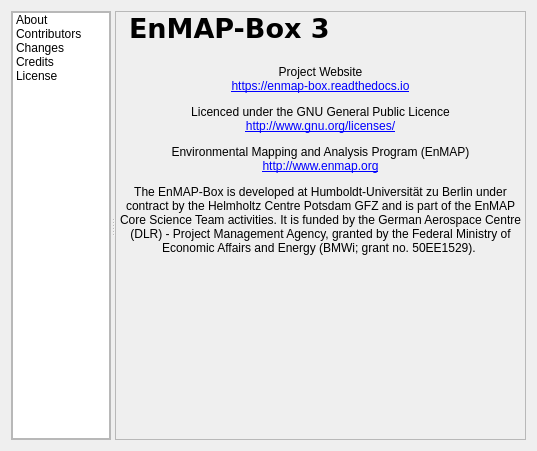
Above: enmapbox/gui/ui/aboutdialog.ui from jakimowb/enmapbox_testmigration2 before the change. Below: the same form after it.
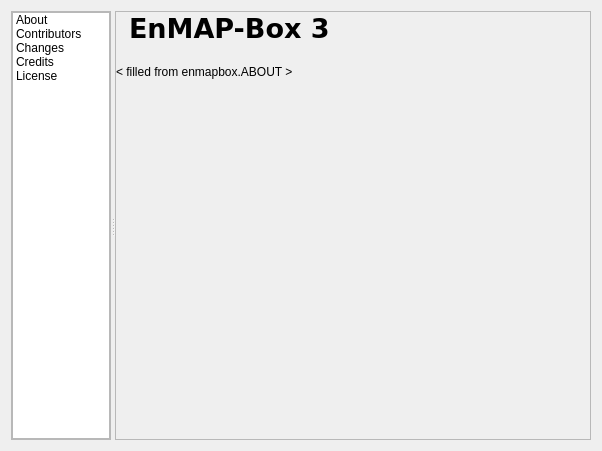
That is the form after the change. Icons and pictures are not drawn.

Commit message: modified about text

```diff
--- a/enmapbox/gui/ui/aboutdialog.ui
+++ b/enmapbox/gui/ui/aboutdialog.ui
@@ -9,7 +9,7 @@
    <rect>
     <x>0</x>
     <y>0</y>
-    <width>537</width>
+    <width>602</width>
     <height>451</height>
    </rect>
   </property>
@@ -293,7 +293,7 @@
            <item>
             <widget class="QLabel" name="labelAboutText">
              <property name="text">
-              <string>&lt;html&gt;&lt;head/&gt;&lt;body&gt;&lt;p align=&quot;center&quot;&gt;Project Website&lt;br/&gt;&lt;a href=&quot;https://enmap-box.readthedocs.io&quot;&gt;&lt;span style=&quot; text-decoration: underline; color:#0000ff;&quot;&gt;https://enmap-box.readthedocs.io&lt;/span&gt;&lt;/a&gt;&lt;/p&gt;&lt;p align=&quot;center&quot;&gt;Licenced under the GNU General Public Licence&lt;br/&gt;&lt;a href=&quot;http://www.gnu.org/licenses/&quot;&gt;&lt;span style=&quot; text-decoration: underline; color:#0000ff;&quot;&gt;http://www.gnu.org/licenses/&lt;/span&gt;&lt;/a&gt;&lt;/p&gt;&lt;p align=&quot;center&quot;&gt;Environmental Mapping and Analysis Program (EnMAP)&lt;br/&gt;&lt;a href=&quot;http://www.enmap.org&quot;&gt;&lt;span style=&quot; text-decoration: underline; color:#0000ff;&quot;&gt;http://www.enmap.org&lt;/span&gt;&lt;/a&gt;&lt;/p&gt;&lt;p align=&quot;center&quot;&gt;The EnMAP-Box is developed at Humboldt-Universität zu Berlin under contract by the Helmholtz Centre Potsdam GFZ and is part of the EnMAP Core Science Team activities. It is funded by the German Aerospace Centre (DLR) - Project Management Agency, granted by the Federal Ministry of Economic Affairs and Energy (BMWi; grant no. 50EE1529). &lt;/p&gt;&lt;/body&gt;&lt;/html&gt;</string>
+              <string>&lt; filled from enmapbox.ABOUT &gt;</string>
              </property>
              <property name="scaledContents">
               <bool>false</bool>
```
The commit also changes 3 other files.
